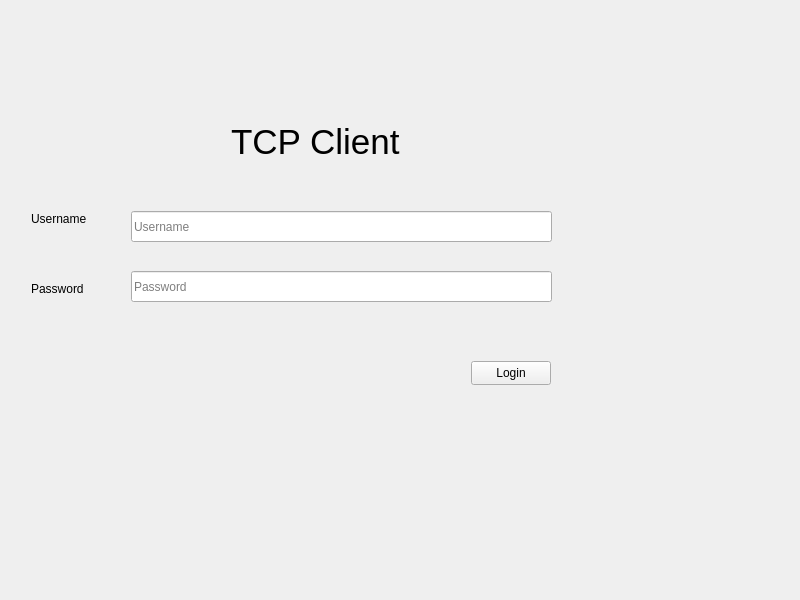
Before: the Qt Designer form widget.ui in Dumpling238/Vehicle, drawn with Qt 5.
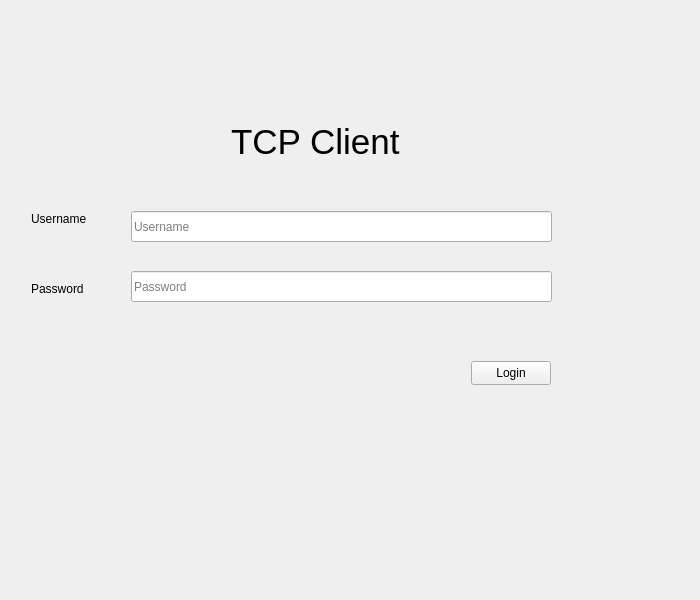
After: the same form once the commit is applied.

```diff
--- a/widget.ui
+++ b/widget.ui
@@ -6,7 +6,7 @@
    <rect>
     <x>0</x>
     <y>0</y>
-    <width>800</width>
+    <width>700</width>
     <height>600</height>
    </rect>
   </property>
```
